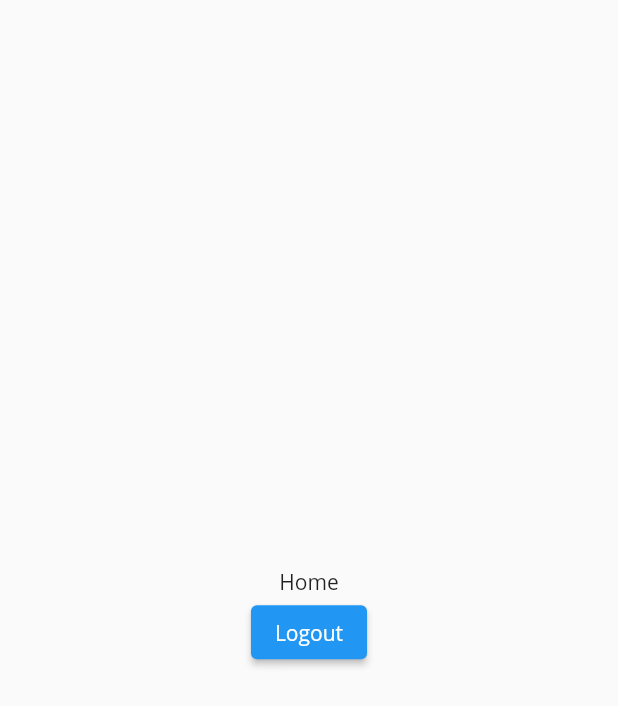
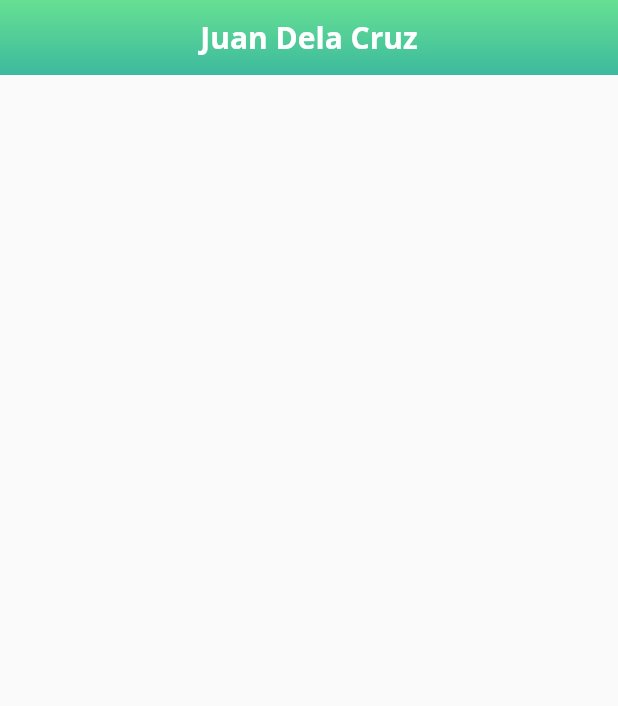
Before and after one commit to mathenaangeles/foodboard, a Flutter app: the screen it shows once a user with an empty profile is signed in, on a phone screen of 412 x 824 dp. Shown: the top 706 px of the screen. Run offline on Flutter 3.47's test engine with Material 2 defaults, Android fonts, the phone set to English and light mode, and no system bars; our stand-ins replace firebase_auth, firebase_core, ionicons; accounts and stored records are empty.

Commit message:
Add primitive title bar for Home screens

```diff
--- /dev/null
+++ b/lib/components/home_title_bar.dart
@@ -0,0 +1,30 @@
+import 'package:flutter/material.dart';
+import 'package:foodboard/constants.dart';
+
+class HomeTitleBar extends StatelessWidget {
+  final String text;
+  final Function press;
+  final Gradient gradient;
+  const HomeTitleBar({
+    Key key,
+    this.text,
+    this.press,
+    this.gradient,
+  }) : super(key: key);
+
+  final double barHeight = 50.0;
+
+  @override
+  Widget build(BuildContext context) {
+    return Container(
+        child: Center(
+            child: Text(text,
+                style: TextStyle(
+                    color: Colors.white,
+                    fontSize: 20,
+                    fontWeight: FontWeight.w700))),
+        decoration: BoxDecoration(gradient: gradient),
+        padding: EdgeInsets.only(top: MediaQuery.of(context).padding.top),
+        height: MediaQuery.of(context).padding.top + barHeight);
+  }
+}
--- /dev/null
+++ b/lib/config.dart
@@ -0,0 +1 @@
+const DEBUG_DISABLE_LOGIN = true;
--- a/lib/home.dart
+++ b/lib/home.dart
@@ -1,34 +1,23 @@
 import 'package:flutter/material.dart';
-import 'package:provider/provider.dart';
+import 'package:foodboard/constants.dart';
 
-import 'package:foodboard/utils/auth_service.dart';
-import 'package:foodboard/auth/login.dart';
+import 'package:foodboard/components/home_title_bar.dart';
 
 class Home extends StatelessWidget {
   @override
   Widget build(BuildContext context) {
     return Scaffold(
-      body: Center(
-        child: Column(
-          mainAxisAlignment: MainAxisAlignment.center,
-          children: [
-            Text("Home"),
-            ElevatedButton(
-              onPressed: () {
-                context.read<AuthenticationService>().signOut();
-                Navigator.pushAndRemoveUntil(
-                  context,
-                  MaterialPageRoute(
-                    builder: (context) => Login(),
-                  ),
-                  (route) => false,
-                );
-              },
-              child: Text("Logout"),
-            ),
-          ],
-        ),
-      ),
-    );
+        body: Column(
+      children: [
+        HomeTitleBar(
+          press: () {},
+          text: "Juan Dela Cruz", // TODO: Replace this with user's name
+          gradient: LinearGradient(colors: <Color>[
+            light_green,
+            dark_green,
+          ], begin: Alignment.topCenter, end: Alignment.bottomCenter),
+        )
+      ],
+    ));
   }
 }
--- a/lib/main.dart
+++ b/lib/main.dart
@@ -9,6 +9,8 @@ import 'package:foodboard/utils/auth_service.dart';
 
 import 'package:foodboard/home.dart';
 import 'package:foodboard/auth/login.dart';
+
+import 'package:foodboard/config.dart';
 
 Future<void> main() async {
   WidgetsFlutterBinding.ensureInitialized();
@@ -50,7 +52,7 @@ class Main extends StatelessWidget {
   @override
   Widget build(BuildContext context) {
     final firebaseUser = context.watch<User>();
-    if (firebaseUser != null) {
+    if (firebaseUser != null || DEBUG_DISABLE_LOGIN) {
       return Home();
     } else {
       return Login();
```
